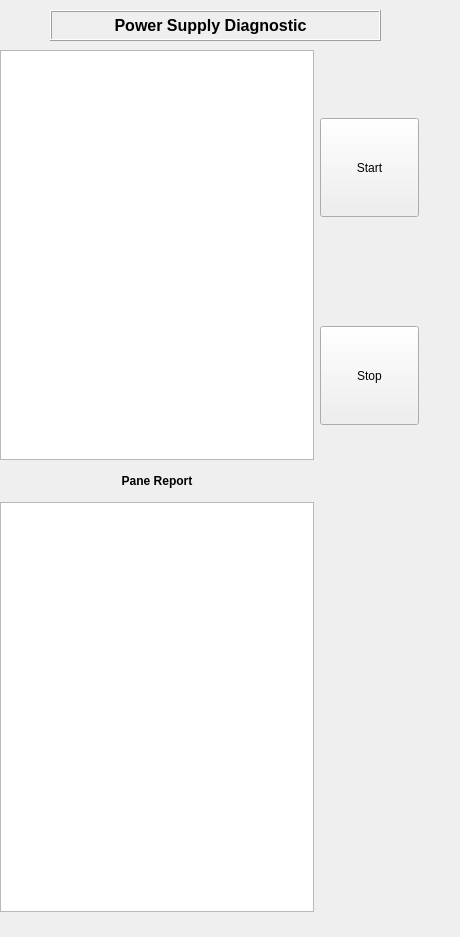
Old version of the form pydm/ps_diagnostic/main_window.ui in the repository lnls-sirius/hla.
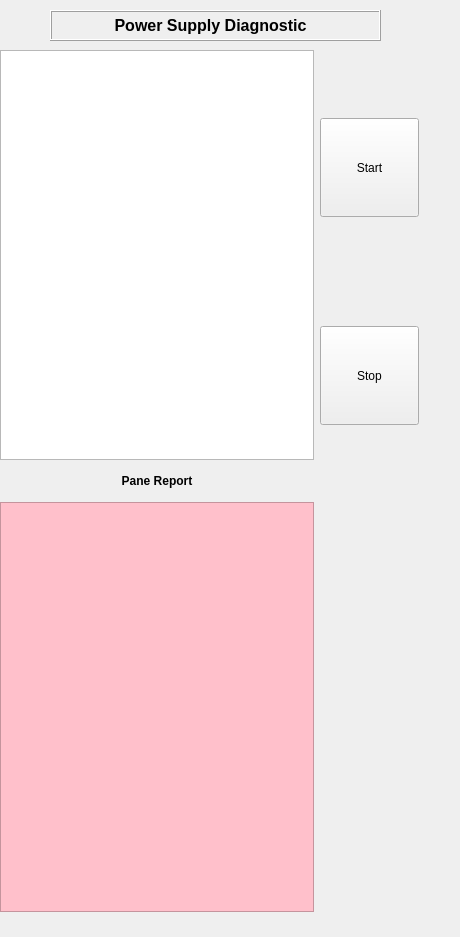
New version of the form.

Commit message: Initial working version for ps_diagnostic and color change in textbox widgets

```diff
--- a/pydm/ps_diagnostic/main_window.ui
+++ b/pydm/ps_diagnostic/main_window.ui
@@ -163,6 +163,9 @@
         <height>410</height>
        </size>
       </property>
+      <property name="styleSheet">
+       <string notr="true">background-color: rgb(255, 192, 203);</string>
+      </property>
      </widget>
     </item>
    </layout>
```
The commit also changes 8 other files.
